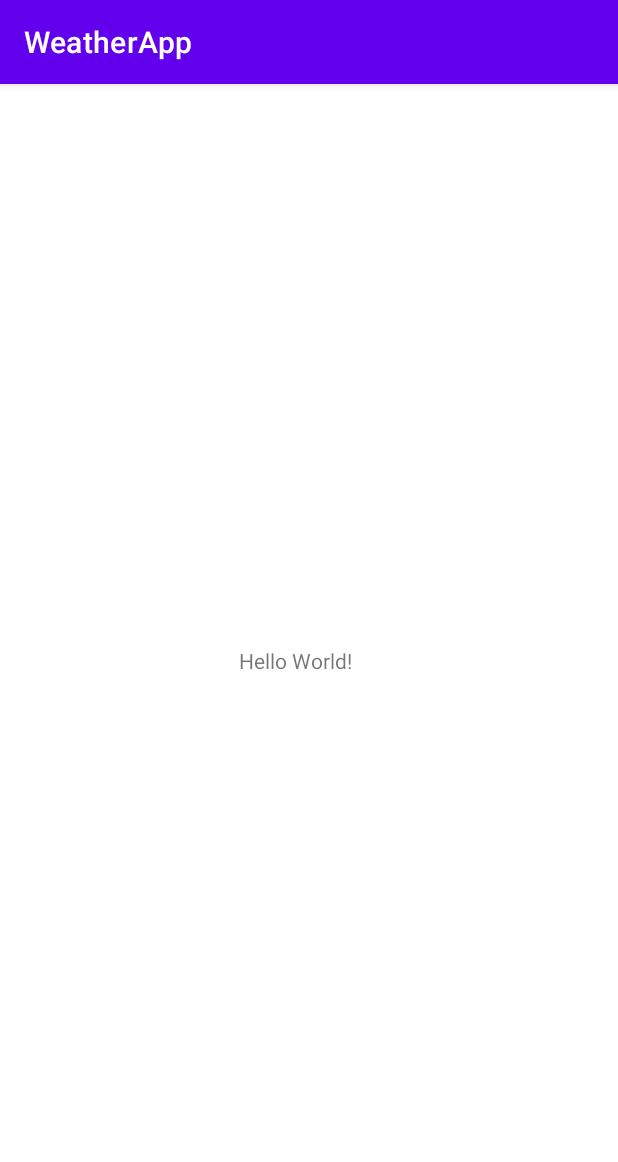
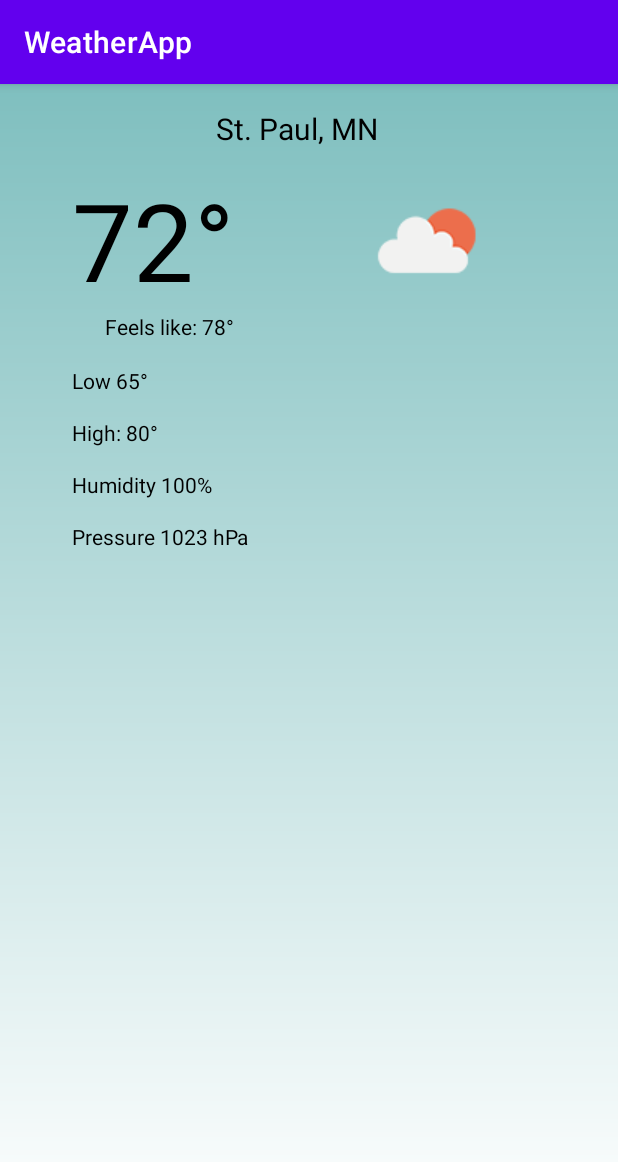
Before and after one commit to Hani-duglof/WeatherApp, an Android app: the screen it shows after launch (MainActivity), on a phone screen of 412 x 824 dp. Shown: the top 1162 px of the screen. Run offline under Robolectric (Android 15) with nearby library versions, the light colour scheme and no system bars.

Commit message:
Creates current page.

```diff
--- /dev/null
+++ b/app/src/main/res/drawable/gradient_bg.xml
@@ -0,0 +1,22 @@
+<?xml version="1.0" encoding="utf-8"?>
+<shape
+
+     android:shape="rectangle"
+    xmlns:android="http://schemas.android.com/apk/res/android">
+   <gradient
+
+       android:angle="90"
+       android:startColor="#ffffff"
+       android:endColor="#7fbfbf"
+       android:type="linear">
+
+
+
+
+
+</gradient>
+
+
+
+
+</shape>
--- a/app/src/main/res/layout/activity_main.xml
+++ b/app/src/main/res/layout/activity_main.xml
@@ -4,17 +4,104 @@
     xmlns:tools="http://schemas.android.com/tools"
     android:layout_width="match_parent"
     android:layout_height="match_parent"
-    tools:context=".MainActivity">
-
+    android:visibility="visible"
+    tools:context=".MainActivity"
+    android:background="@drawable/gradient_bg"
+>
     <TextView
         android:id="@+id/textView"
         android:layout_width="wrap_content"
         android:layout_height="wrap_content"
-        android:text="Hello World!"
-        app:layout_constraintBottom_toBottomOf="parent"
+        android:text="@string/St_Paul_MN"
+        android:layout_marginTop="16dp"
+        android:textSize="20sp"
+        android:textColor="@color/black"
         app:layout_constraintHorizontal_bias="0.473"
         app:layout_constraintLeft_toLeftOf="parent"
         app:layout_constraintRight_toRightOf="parent"
         app:layout_constraintTop_toTopOf="parent" />
 
+    <TextView
+        android:id="@+id/temperature"
+        android:layout_width="wrap_content"
+        android:layout_height="wrap_content"
+        android:textSize="72sp"
+        android:layout_marginStart="48dp"
+        android:layout_marginTop="12dp"
+        android:text="@string/temperture"
+        android:textColor="@color/black"
+        app:layout_constraintTop_toBottomOf="@+id/textView"
+        app:layout_constraintStart_toStartOf="parent"
+        tools:text="72°"/>
+
+    <ImageView
+        android:id="@+id/condition_icon"
+        android:layout_width="72dp"
+        android:layout_height="72dp"
+        android:contentDescription="@null"
+        android:scaleType="center"
+        app:layout_constraintTop_toTopOf="@id/temperature"
+        app:layout_constraintBottom_toBottomOf="@id/temperature"
+        app:layout_constraintStart_toEndOf="@id/temperature"
+        app:layout_constraintEnd_toEndOf="parent"
+        android:src="@drawable/cloud"/>
+
+    <TextView
+        android:id="@+id/feels_like"
+        android:layout_width="wrap_content"
+        android:layout_height="wrap_content"
+        app:layout_constraintTop_toBottomOf="@id/temperature"
+        app:layout_constraintEnd_toEndOf="@id/temperature"
+        android:textColor="@color/black"
+        android:text="@string/feels_like"/>
+
+    <TextView
+        android:id="@+id/Low"
+        android:layout_width="wrap_content"
+        android:layout_height="wrap_content"
+        android:layout_marginTop="36dp"
+        android:text="@string/Low"
+        android:textColor="@color/black"
+        android:textSize="14sp"
+        app:layout_constraintTop_toBottomOf="@id/temperature"
+        app:layout_constraintStart_toStartOf="@id/temperature"/>
+
+
+
+
+
+    <TextView
+        android:id="@+id/High"
+        android:layout_width="wrap_content"
+        android:layout_height="wrap_content"
+        android:layout_marginTop="15dp"
+        app:layout_constraintTop_toBottomOf="@id/Low"
+        app:layout_constraintStart_toStartOf="@id/Low"
+        android:textColor="@color/black"
+        android:text="@string/High"/>
+
+    <TextView
+        android:id="@+id/Humidity"
+        android:layout_width="wrap_content"
+        android:layout_height="wrap_content"
+        android:layout_marginTop="15dp"
+        app:layout_constraintTop_toBottomOf="@id/High"
+        app:layout_constraintStart_toStartOf="@id/High"
+        android:textColor="@color/black"
+        android:text="@string/humidity" />
+
+    <TextView
+        android:id="@+id/pressure"
+        android:layout_width="wrap_content"
+        android:layout_height="wrap_content"
+        android:layout_marginTop="15dp"
+        app:layout_constraintTop_toBottomOf="@id/Humidity"
+        app:layout_constraintStart_toStartOf="@id/Humidity"
+        android:textColor="@color/black"
+        android:text="@string/pressure"
+
+
+
+        />
+
 </androidx.constraintlayout.widget.ConstraintLayout>
--- a/app/src/main/res/values/strings.xml
+++ b/app/src/main/res/values/strings.xml
@@ -1,3 +1,10 @@
 <resources>
-    <string name="app_name">WeatherApp</string>
+    <string name="app_name"> WeatherApp</string>
+    <string name="St_Paul_MN">St. Paul, MN</string>
+    <string name="temperture">72°</string>
+    <string name="feels_like">Feels like: 78°</string>
+    <string name="High">High: 80°</string>
+    <string name="Low">Low 65°</string>
+    <string name="humidity">Humidity 100%</string>
+    <string name="pressure">Pressure 1023 hPa</string>
 </resources>
```
Also changed, not shown: app/src/main/res/drawable/cloud.png (added), app/src/main/res/drawable/sun.png (added).
